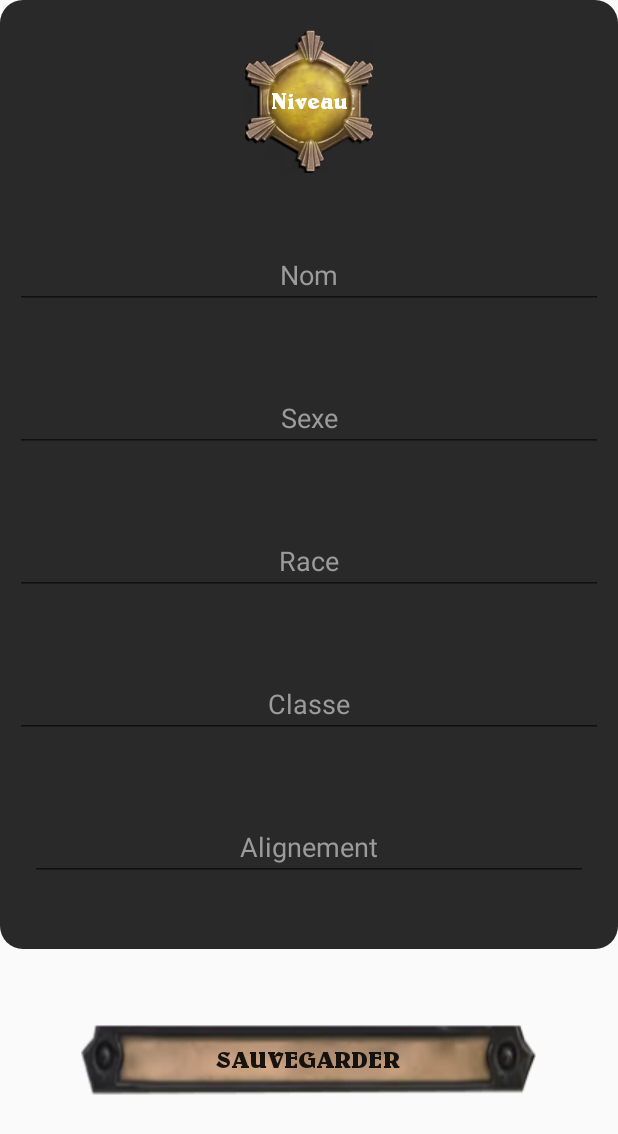
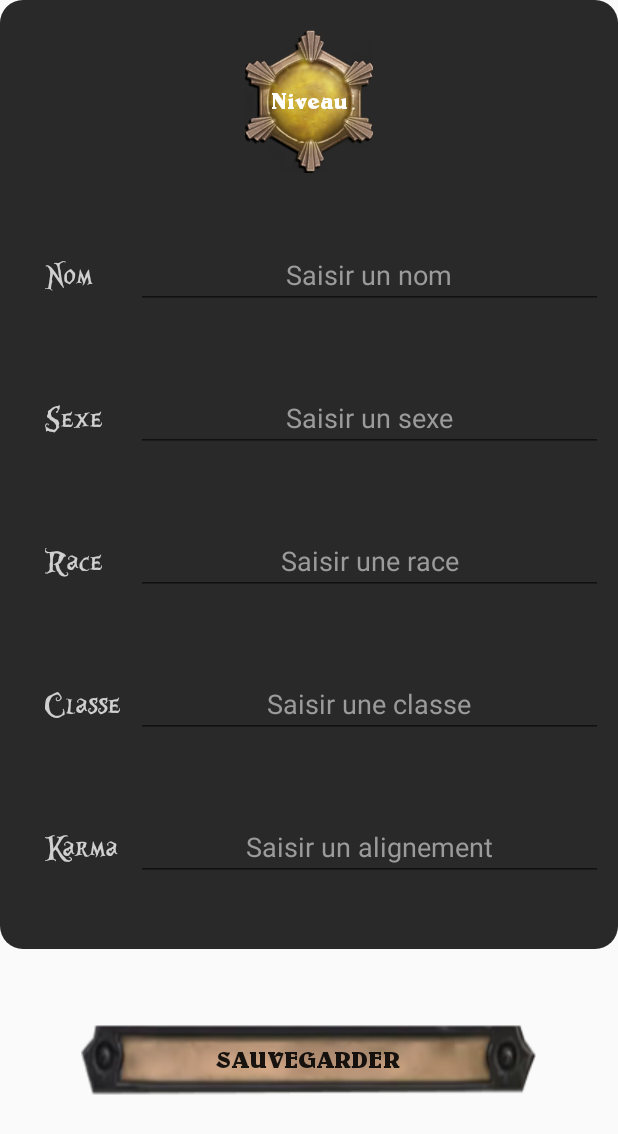
Before and after one commit to Dimitri75/MobileHero, an Android app: the layout fragment_attribute.xml on its own in the app's theme, with its tools: preview values and no code run, on a phone screen of 412 x 824 dp. Shown: the top 1134 px of the screen. Run offline under Robolectric (Android 15) with nearby library versions, the phone set to English and light mode, and no system bars.

Commit message:
Refonte design fragment_attribute

```diff
--- a/app/src/main/res/layout/fragment_attribute.xml
+++ b/app/src/main/res/layout/fragment_attribute.xml
@@ -49,11 +49,10 @@
         android:imeOptions="actionNext"
         android:layout_alignParentRight="true"
         android:layout_alignParentEnd="true"
-        android:layout_alignParentLeft="true"
-        android:layout_alignParentStart="true" />
+        android:layout_toEndOf="@+id/textView4"
+        android:layout_toRightOf="@+id/textView4" />
 
     <EditText
-        android:layout_marginLeft="10dp"
         android:layout_marginRight="10dp"
         android:layout_marginTop="50dp"
         android:maxLength="50"
@@ -69,12 +68,11 @@
         android:imeOptions="actionNext"
         android:layout_alignParentRight="true"
         android:layout_alignParentEnd="true"
-        android:layout_alignParentLeft="true"
-        android:layout_alignParentStart="true" />
+        android:layout_alignLeft="@+id/editText_characterName_fragment_attribute"
+        android:layout_alignStart="@+id/editText_characterName_fragment_attribute" />
 
 
     <EditText
-        android:layout_marginLeft="10dp"
         android:layout_marginRight="10dp"
         android:layout_marginTop="50dp"
         android:maxLength="50"
@@ -90,11 +88,10 @@
         android:imeOptions="actionNext"
         android:layout_alignParentRight="true"
         android:layout_alignParentEnd="true"
-        android:layout_alignParentLeft="true"
-        android:layout_alignParentStart="true" />
+        android:layout_alignLeft="@+id/editText_characterGender_fragment_attribute"
+        android:layout_alignStart="@+id/editText_characterGender_fragment_attribute" />
 
     <EditText
-        android:layout_marginLeft="10dp"
         android:layout_marginRight="10dp"
         android:layout_marginTop="50dp"
         android:maxLength="50"
@@ -110,13 +107,11 @@
         android:imeOptions="actionNext"
         android:layout_alignParentRight="true"
         android:layout_alignParentEnd="true"
-        android:layout_alignParentLeft="true"
-        android:layout_alignParentStart="true" />
+        android:layout_alignLeft="@+id/editText_characterRace_fragment_attribute"
+        android:layout_alignStart="@+id/editText_characterRace_fragment_attribute" />
 
     <EditText
         android:layout_marginBottom="45dp"
-        android:layout_marginLeft="10dp"
-        android:layout_marginRight="10dp"
         android:layout_marginTop="50dp"
         android:maxLength="50"
         android:layout_width="wrap_content"
@@ -133,6 +128,73 @@
         android:layout_alignStart="@+id/editText_characterClassName_fragment_attribute"
         android:singleLine="true"
         android:imeOptions="actionDone"/>
+
+        <kei.mobilehero.custom.widgets.MyCustomTextView
+            android:layout_width="wrap_content"
+            android:layout_height="wrap_content"
+            android:textAppearance="?android:attr/textAppearanceLarge"
+            android:text="@string/nameLabel"
+            android:id="@+id/textView"
+            android:layout_alignTop="@+id/editText_characterName_fragment_attribute"
+            android:layout_alignParentLeft="true"
+            android:layout_alignParentStart="true"
+            android:layout_marginLeft="30dp"
+            android:layout_marginStart="45dp"
+            android:textColor="#c8ffffff"
+            android:textSize="25sp"
+            android:layout_marginTop="10dp"/>
+
+        <kei.mobilehero.custom.widgets.MyCustomTextView
+            android:layout_width="wrap_content"
+            android:layout_height="wrap_content"
+            android:textAppearance="?android:attr/textAppearanceLarge"
+            android:text="@string/sexLabel"
+            android:id="@+id/textView2"
+            android:layout_alignTop="@+id/editText_characterGender_fragment_attribute"
+            android:layout_alignLeft="@+id/textView"
+            android:layout_alignStart="@+id/textView"
+            android:textColor="#c8ffffff"
+            android:textSize="25sp"
+            android:layout_marginTop="10dp"/>
+
+        <kei.mobilehero.custom.widgets.MyCustomTextView
+            android:layout_width="wrap_content"
+            android:layout_height="wrap_content"
+            android:textAppearance="?android:attr/textAppearanceLarge"
+            android:text="@string/raceLabel"
+            android:id="@+id/textView3"
+            android:layout_alignTop="@+id/editText_characterRace_fragment_attribute"
+            android:layout_alignLeft="@+id/textView2"
+            android:layout_alignStart="@+id/textView2"
+            android:textColor="#c8ffffff"
+            android:textSize="25sp"
+            android:layout_marginTop="10dp" />
+
+        <kei.mobilehero.custom.widgets.MyCustomTextView
+            android:layout_width="wrap_content"
+            android:layout_height="wrap_content"
+            android:textAppearance="?android:attr/textAppearanceLarge"
+            android:text="@string/classNameLabel"
+            android:id="@+id/textView4"
+            android:layout_alignTop="@+id/editText_characterClassName_fragment_attribute"
+            android:layout_alignLeft="@+id/textView3"
+            android:layout_alignStart="@+id/textView3"
+            android:textColor="#c8ffffff"
+            android:textSize="25sp"
+            android:layout_marginTop="10dp" />
+
+        <kei.mobilehero.custom.widgets.MyCustomTextView
+            android:layout_width="wrap_content"
+            android:layout_height="wrap_content"
+            android:textAppearance="?android:attr/textAppearanceLarge"
+            android:text="@string/alignmentLabel"
+            android:id="@+id/textView5"
+            android:layout_alignTop="@+id/editText_characterAlignment_fragment_attribute"
+            android:layout_alignLeft="@+id/textView4"
+            android:layout_alignStart="@+id/textView4"
+            android:textColor="#c8ffffff"
+            android:textSize="25sp"
+            android:layout_marginTop="10dp"/>
     </RelativeLayout>
 
     <kei.mobilehero.custom.widgets.MyCustomButton
--- a/app/src/main/res/values/strings.xml
+++ b/app/src/main/res/values/strings.xml
@@ -24,11 +24,17 @@
     <string name="save">Sauvegarder</string>
 
     <string name="level">Niveau</string>
-    <string name="name">Nom</string>
-    <string name="sex">Sexe</string>
-    <string name="race">Race</string>
-    <string name="className">Classe</string>
-    <string name="alignment">Alignement</string>
+    <string name="name">Saisir un nom</string>
+    <string name="sex">Saisir un sexe</string>
+    <string name="race">Saisir une race</string>
+    <string name="className">Saisir une classe</string>
+    <string name="alignment">Saisir un alignement</string>
+
+    <string name="nameLabel">Nom</string>
+    <string name="sexLabel">Sexe</string>
+    <string name="raceLabel">Race</string>
+    <string name="classNameLabel">Classe</string>
+    <string name="alignmentLabel">Karma</string>
 
     <string name="addCaracteristic">Ajouter une caractéristique</string>
     <string name="addEquipment">Ajouter un équipement</string>
```
